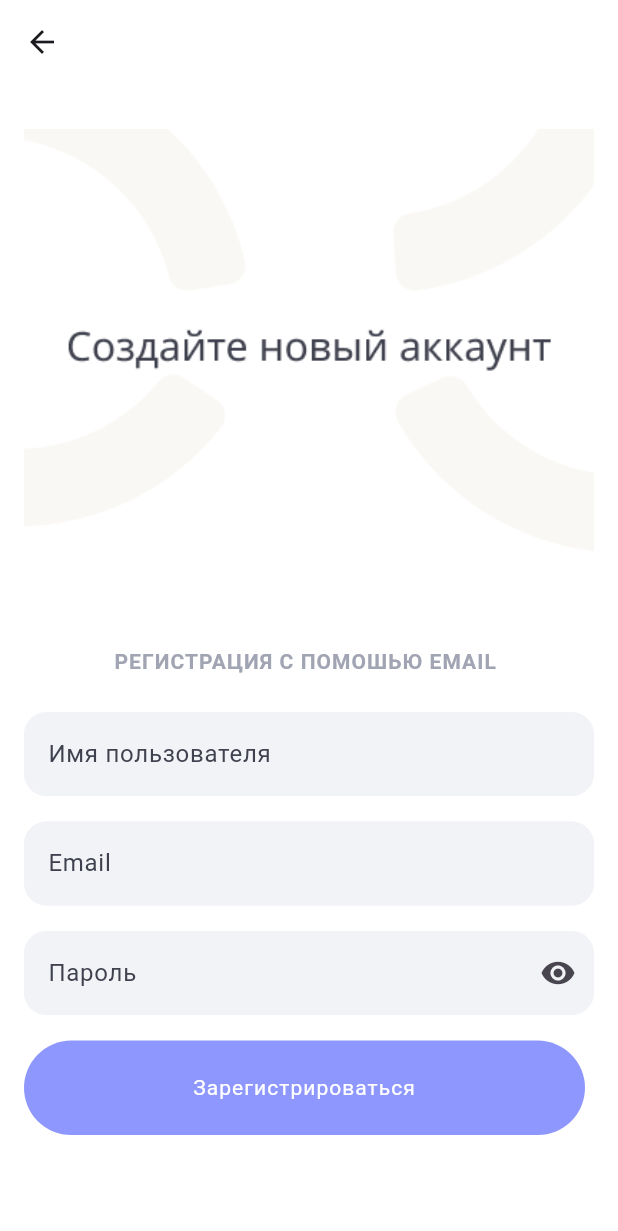
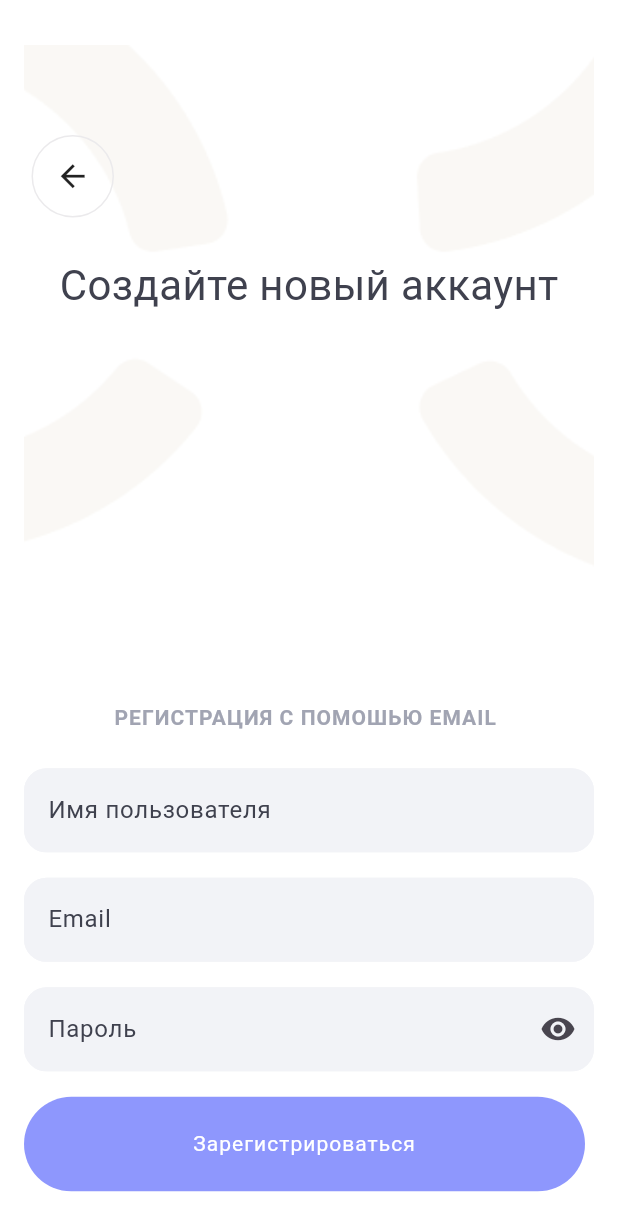
Before and after one commit to QuiXXX00/Mental-In, a Flutter app: the RegestrationScreen screen opened by its route, on a phone screen of 412 x 824 dp. Shown: the top 1231 px of the screen. Run offline on Flutter 3.47's test engine with Material 3 defaults, Android fonts, the phone set to English and light mode, and no system bars; our stand-ins replace cloud_firestore, email_validator, firebase_auth, firebase_core, firebase_storage, flutter_svg and 2 more; missing offline and left inert: dart:ffi; accounts and stored records are empty; Roboto replaces fonts that are missing (Helvetica, Poppins).

Commit message:
Регестрация фулл (в тг фулл)

```diff
--- a/lib/feature/auth/ui/registration.dart
+++ b/lib/feature/auth/ui/regestration_screen.dart
@@ -54,7 +54,7 @@ class _RegestrationScreenState extends State<RegestrationScreen> {
         SnackBarService.showSnackBar(context, 'Неизвестная ошибка! Попробуйте еше раз.', true);
         return;}
     }
-    navigator.pushNamedAndRemoveUntil('/home', (Route<dynamic> route) => false);
+    navigator.pushNamedAndRemoveUntil('/Reg2', (Route<dynamic> route) => false);
   }
 
 
@@ -63,10 +63,7 @@ class _RegestrationScreenState extends State<RegestrationScreen> {
     return Scaffold(
       resizeToAvoidBottomInset: true,
       // Поднимает содержимое при открытии клавиатуры
-      appBar: AppBar(
-        backgroundColor: Colors.transparent,
-        elevation: 0,
-      ),
+
       body: SingleChildScrollView(
         child: Padding(
           padding: EdgeInsets.symmetric(vertical: 30, horizontal: 16),
@@ -75,17 +72,55 @@ class _RegestrationScreenState extends State<RegestrationScreen> {
             child: Column(
               crossAxisAlignment: CrossAxisAlignment.start,
               children: [
-                Center(
-                  child: Container(
-                    width: 474.14,
-                    height: 334.71,
-                    decoration: const BoxDecoration(
-                      image: DecorationImage(
-                        image: AssetImage('Assets/Group 481738(1).png'),
-                        fit: BoxFit.cover,
+                Stack(
+                  alignment: AlignmentDirectional.center,
+                  children: [
+                    Image.asset(
+                      'Assets/Group 481740.png',
+                      width: 606.63,
+                      height: 428.24,
+                      fit: BoxFit.cover,
+                    ),
+                    const Positioned(
+                      top: 160,
+                      child: Text(
+                        'Создайте новый аккаунт',
+                        textAlign: TextAlign.center,
+                        style: TextStyle(
+                          color: Color(0xFF3F414E),
+                          fontSize: 28,
+                          fontFamily: 'Poppins',
+                          fontWeight: FontWeight.w400,
+                          height: 0.05,
+                        ),
                       ),
                     ),
-                  ),
+                    Positioned(
+                      top: 60,
+                      left: 5,
+                      child: Transform.rotate(
+                        angle: -3.14,
+                        child: GestureDetector(
+                          onTap: () {
+                            Navigator.of(context).pushNamedAndRemoveUntil('/Well', (Route<dynamic> route) => false);
+                          },
+                          child: Container(
+                            width: 55,
+                            height: 55,
+                            decoration: ShapeDecoration(
+                              shape: RoundedRectangleBorder(
+                                side:
+                                BorderSide(width: 1, color: Color(0xFFEBEAEC)),
+                                borderRadius: BorderRadius.circular(38),
+                              ),
+                            ),
+                            child: Icon(Icons.arrow_forward),
+                          ),
+                        ),
+                      ),
+                    ),
+
+                  ],
                 ),
                 const SizedBox(height: 20),
                 const Center(
```
Also changed, not shown: lib/feature/auth/ui/auth_screen.dart (renamed from lib/feature/auth/ui/auth.dart, +49 -14 lines), lib/feature/auth/ui/login_screen_avatar.dart (added, +106 -0 lines), lib/main.dart (+5 -2 lines), lib/widgets/conteiners/ImageSwitcher.dart (added, +134 -0 lines), Assets/CHIBI1.png (added), Assets/CHIBI2.png (added), Assets/CHIBI3.png (added), Assets/CHIBI4.png (added), Assets/Group 481738(1).png (deleted), Assets/Group 481739.png (deleted), Assets/Group 481740.png (added), pubspec.lock.
